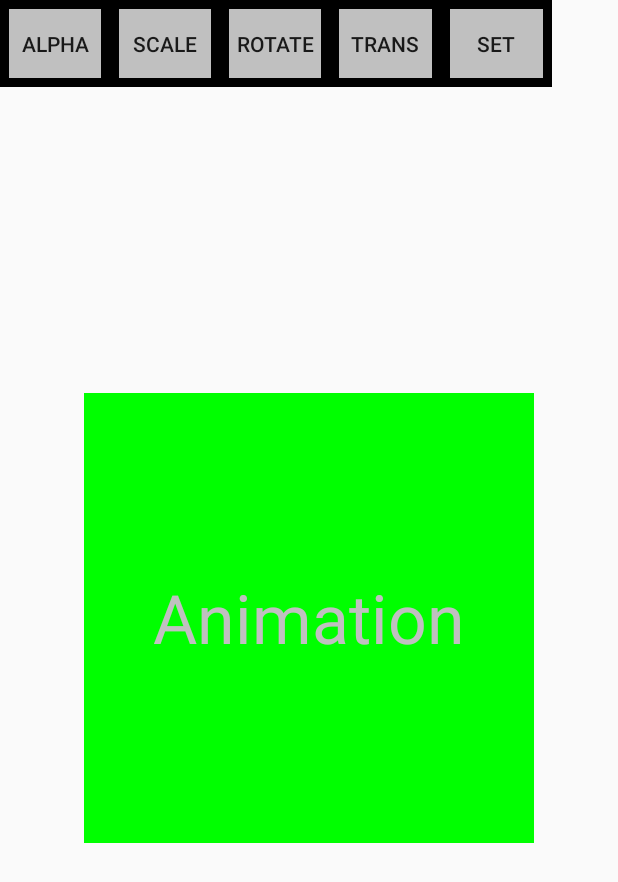
After one commit to rvanterpool2/RuanDemo, an Android app: the activity_Animation screen opened directly, with no data from a screen before it, on a phone screen of 412 x 824 dp. The commit adds this screen. Shown: the top 882 px of the screen. Run offline under Robolectric (Android 15) with nearby library versions, the phone set to English and light mode, and no system bars; our stand-ins replace ButterKnife.

Commit message:
second commit

```diff
--- a/app/src/main/AndroidManifest.xml
+++ b/app/src/main/AndroidManifest.xml
@@ -38,6 +38,8 @@
             android:launchMode="singleInstance"/>
         <activity android:name=".ActivityTimer">
         </activity>
+        <activity android:name=".activity_Animation">
+        </activity>
     </application>
 
 </manifest>
--- a/app/src/main/java/ruan/ruandemo/DialogActivity.java
+++ b/app/src/main/java/ruan/ruandemo/DialogActivity.java
@@ -1,4 +1,5 @@
 package ruan.ruandemo;
+import android.os.Handler;
 import android.os.Message;
 import android.app.ProgressDialog;
 import android.content.DialogInterface;
@@ -22,7 +23,7 @@ import ruan.ruandemo.dialog.CustomDialog;
 public class DialogActivity extends BaseActivity {
     private int checkedID;
     public final int DIALOG= 12345;
-    android.os.Handler mHandler= new android.os.Handler() {
+    Handler mHandler= new Handler() {
         @Override
         public void handleMessage(Message msg) {
             switch (msg.what) {
@@ -102,7 +103,7 @@ public class DialogActivity extends BaseActivity {
         progressDialog.setTitle("Downloading");
         progressDialog.setProgressStyle(ProgressDialog.STYLE_HORIZONTAL);
         progressDialog.setMax(MAX_PROGRESS);
-        progressDialog.show();
+       progressDialog.show();
         new Thread(new Runnable() {
             @Override
             public void run() {
@@ -116,13 +117,15 @@ public class DialogActivity extends BaseActivity {
                         e.printStackTrace();
                     }
                 }
+
+                Bundle bundle = new Bundle();
+                bundle.putString("msg", "Download Success");
+                Message msg = Message.obtain();
+                msg.what = DIALOG;
+                msg.setData(bundle);
+                mHandler.sendMessage(msg);
                 progressDialog.cancel();
-                Bundle bundle= new Bundle();
-                bundle.putString("msg","Download Success");
-                Message msg= Message.obtain();
-                msg.what=DIALOG;
-                msg.setData(bundle);
-                mHandler.handleMessage(msg);
+
             }
         }).start();
     }
--- a/app/src/main/java/ruan/ruandemo/MainActivity.java
+++ b/app/src/main/java/ruan/ruandemo/MainActivity.java
@@ -29,8 +29,12 @@ public void button2Click(){
         toActivity(ActivityTimer.class);
 
     }
-    @Override
-    protected void onStart() {
+    @OnClick(R.id.animamtion_bt)
+    public void toAnimation() {
+        toActivity(activity_Animation.class);
+    }
+        @Override
+    protected void onStart(){
         super.onStart();
         toastShort("onStart");
     }
--- /dev/null
+++ b/app/src/main/java/ruan/ruandemo/activity_Animation.java
@@ -0,0 +1,68 @@
+package ruan.ruandemo;
+
+import android.support.v7.app.AppCompatActivity;
+import android.os.Bundle;
+import android.view.View;
+import android.view.animation.Animation;
+import android.view.animation.AnimationUtils;
+import android.widget.TextView;
+
+import butterknife.BindView;
+import butterknife.ButterKnife;
+import butterknife.OnClick;
+
+public class activity_Animation extends BaseActivity {
+
+    private Animation alphaAnimation;
+    private Animation scaleAnimation;
+    private Animation setAnimation;
+    private Animation rotateAnimation;
+    private Animation transAnimation;
+    @BindView(R.id.anim_tv)
+TextView tv;
+@OnClick (R.id.anim_alpha)
+    public void alpha(){
+        tv.startAnimation(alphaAnimation);
+
+    }
+    @OnClick (R.id.anim_rotate)
+    public void rotate(){
+        tv.startAnimation(rotateAnimation);
+
+    }
+    @OnClick (R.id.anim_set)
+    public void set(){
+        tv.startAnimation(setAnimation);
+
+    }
+    @OnClick (R.id.anim_scale)
+    public void scale(){
+        tv.startAnimation(scaleAnimation);
+
+    }
+    @OnClick (R.id.anim_trans)
+    public void trans(){
+        tv.startAnimation(transAnimation);
+
+    }
+    @Override
+    protected void onCreate(Bundle savedInstanceState) {
+        super.onCreate(savedInstanceState);
+        setContentView(R.layout.activity__animation);
+        ButterKnife.bind(this);
+        intialAnimation();
+        tv.setOnClickListener(new View.OnClickListener() {
+            @Override
+            public void onClick(View v) {
+                toastShort("Click");
+            }
+        });
+        }
+        private void intialAnimation(){
+        alphaAnimation= AnimationUtils.loadAnimation(this, R.anim.anim_alpha);
+            scaleAnimation= AnimationUtils.loadAnimation(this, R.anim.anim_scale);
+            setAnimation= AnimationUtils.loadAnimation(this, R.anim.anim_set);
+            rotateAnimation= AnimationUtils.loadAnimation(this, R.anim.anim_rotate);
+            transAnimation= AnimationUtils.loadAnimation(this, R.anim.anim_trans);
+    }
+    }
--- /dev/null
+++ b/app/src/main/res/anim/anim_rotate.xml
@@ -0,0 +1,10 @@
+<?xml version="1.0" encoding="utf-8"?>
+<rotate xmlns:android="http://schemas.android.com/apk/res/android"
+    android:fromDegrees="0"
+    android:toDegrees="650"
+    android:pivotX="50%"
+    android:pivotY="50%"
+    android:duration="3000"
+    android:fillBefore="true">
+
+</rotate>
--- /dev/null
+++ b/app/src/main/res/anim/anim_scale.xml
@@ -0,0 +1,12 @@
+<?xml version="1.0" encoding="utf-8"?>
+<scale xmlns:android="http://schemas.android.com/apk/res/android"
+    android:fromXScale="0.0"
+    android:toXScale="1.4"
+    android:fromYScale="0.0"
+    android:toYScale="1.4"
+    android:pivotX="50%"
+    android:pivotY="50%"
+    android:duration="700"
+    android:fillBefore="true"
+    android:repeatCount="1"
+    android:repeatMode="restart" />
--- /dev/null
+++ b/app/src/main/res/anim/anim_set.xml
@@ -0,0 +1,24 @@
+<?xml version="1.0" encoding="utf-8"?>
+<set xmlns:android="http://schemas.android.com/apk/res/android"
+    android:duration="3000"
+    android:fillAfter="true">
+
+    <alpha
+        android:fromAlpha="0.0"
+        android:toAlpha="1.0"/>
+
+    <scale
+        android:fromXScale="0.0"
+        android:toXScale="1.4"
+        android:fromYScale="0.0"
+        android:toYScale="1.4"
+        android:pivotX="50%"
+        android:pivotY="50%"/>
+
+    <rotate
+        android:fromDegrees="0"
+        android:toDegrees="720"
+        android:pivotX="50%"
+        android:pivotY="50%"/>
+
+</set>
--- /dev/null
+++ b/app/src/main/res/anim/anim_trans.xml
@@ -0,0 +1,9 @@
+<?xml version="1.0" encoding="utf-8"?>
+<translate xmlns:android="http://schemas.android.com/apk/res/android"
+    android:fromXDelta="0"
+    android:toXDelta="-80"
+    android:fromYDelta="0"
+    android:toYDelta="-80"
+    android:duration="2000"
+    android:fillBefore="true">
+</translate>
--- /dev/null
+++ b/app/src/main/res/layout/activity__animation.xml
@@ -0,0 +1,79 @@
+<?xml version="1.0" encoding="utf-8"?>
+<RelativeLayout
+    xmlns:android="http://schemas.android.com/apk/res/android"
+    xmlns:app="http://schemas.android.com/apk/res-auto"
+    xmlns:tools="http://schemas.android.com/tools"
+    android:layout_width="match_parent"
+    android:layout_height="match_parent"
+    tools:context="ruan.ruandemo.activity_Animation">
+
+    <LinearLayout
+        android:id="@+id/tool_bar"
+        android:layout_width="368dp"
+        android:layout_height="58dp"
+        android:layout_alignParentTop="true"
+        android:background="@color/Black"
+        tools:layout_editor_absoluteY="0dp"
+        tools:layout_editor_absoluteX="8dp">
+        <Button
+            android:id="@+id/anim_alpha"
+            android:layout_width="0dp"
+            android:layout_height="match_parent"
+            android:text="alpha"
+            android:onClick="onClick"
+            android:layout_weight="1"
+            android:layout_margin="6dp"
+            android:background="@color/Silver"/>
+        <Button
+            android:id="@+id/anim_scale"
+            android:layout_width="0dp"
+            android:layout_height="match_parent"
+            android:text="Scale"
+            android:onClick="onClick"
+            android:layout_weight="1"
+            android:layout_margin="6dp"
+            android:background="@color/Silver"/>
+        <Button
+            android:id="@+id/anim_rotate"
+            android:layout_width="0dp"
+            android:layout_height="match_parent"
+            android:text="Rotate"
+            android:onClick="onClick"
+            android:layout_weight="1"
+            android:layout_margin="6dp"
+            android:background="@color/Silver"/>
+        <Button
+            android:id="@+id/anim_trans"
+            android:layout_width="0dp"
+            android:layout_height="match_parent"
+            android:text="Trans"
+            android:onClick="onClick"
+            android:layout_weight="1"
+            android:layout_margin="6dp"
+            android:background="@color/Silver"/>
+       <Button
+        android:id="@+id/anim_set"
+        android:layout_width="0dp"
+        android:layout_height="match_parent"
+        android:text="Set"
+        android:onClick="onClick"
+        android:layout_weight="1"
+        android:layout_margin="6dp"
+        android:background="@color/Silver"/>
+
+    </LinearLayout>
+    <TextView
+        android:id="@+id/anim_tv"
+        android:layout_width="300dp"
+        android:layout_height="300dp"
+        android:text="Animation"
+        android:textColor="@color/Silver"
+        android:layout_gravity="center"
+        android:gravity="center"
+        android:textSize="45sp"
+        android:background="@color/Lime"
+        android:layout_centerInParent="true"/>
+        <!--tools:layout_editor_absoluteY="100dp"-->
+        <!--tools:layout_editor_absoluteX= "85dp"/>-->
+
+</RelativeLayout>
--- a/app/src/main/res/layout/activity_main.xml
+++ b/app/src/main/res/layout/activity_main.xml
@@ -77,6 +77,9 @@
         android:layout_above="@id/tool_bar"
         android:background="@color/White"
         >
+        <LinearLayout
+            android:layout_width="match_parent"
+            android:layout_height="match_parent">
             <Button
                 android:id="@+id/main_timer_bt"
                 android:layout_width="100dp"
@@ -84,6 +87,15 @@
                 android:text="Timer"
                 android:textAllCaps="false"
                 android:textSize="20dp"/>
+            <Button
+                android:id="@+id/animamtion_bt"
+                android:layout_width="150dp"
+                android:layout_height="60dp"
+                android:text="Animation"
+                android:textSize="20sp"
+                android:textAllCaps="false"
+                />
+        </LinearLayout>
 
     </FrameLayout>
 
--- a/app/src/main/res/layout/activity_timer.xml
+++ b/app/src/main/res/layout/activity_timer.xml
@@ -31,4 +31,15 @@
         android:layout_marginTop="30dp"
         android:layout_centerHorizontal="true"
         />
+    <Button
+        android:id="@+id/timer_bt"
+        android:layout_width="150dp"
+        android:layout_height="70dp"
+        android:layout_below="@+id/timer_et"
+        android:text="Start"
+        android:textSize="26sp"
+        android:layout_marginTop="30dp"
+        android:layout_centerHorizontal="true"
+        />
+
 </RelativeLayout>
--- a/app/src/main/res/values-v21/styles.xml
+++ b/app/src/main/res/values-v21/styles.xml
@@ -4,6 +4,6 @@
         <item name="windowActionBar">false</item>
         <item name="windowNoTitle">true</item>
         <item name="android:windowDrawsSystemBarBackgrounds">true</item>
-        <item name="android:statusBarColor">@android:color/transparent</item>
+        <item name="android:statusBarColor">@android:color/black</item>
     </style>
 </resources>
```
Also changed, not shown: app/src/main/res/anim/anim_alpha.xml (added, +34 -0 lines). Lines whose indentation alone changed are shown as unchanged.
